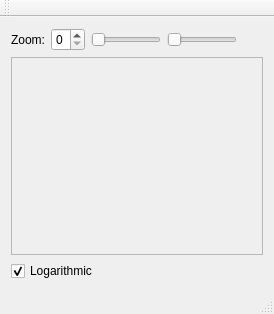
This is mainwindow.ui in elektrokokke/elektrocillin as Qt 5 draws it before an edit. The edited form follows.
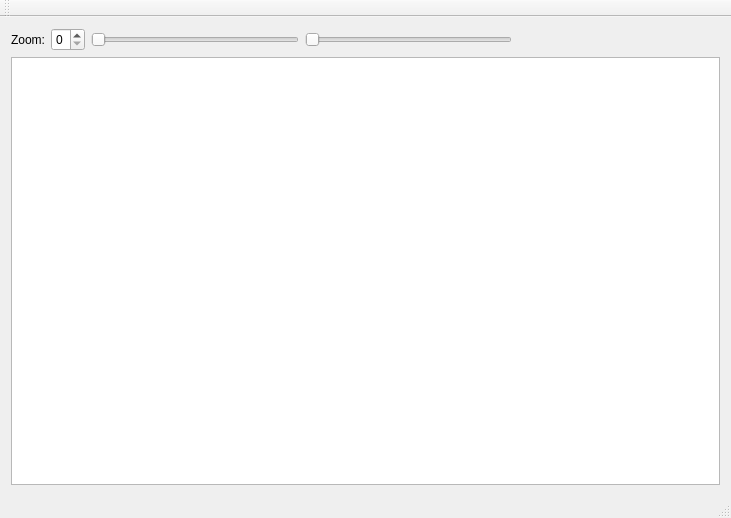
This is the edited form. Custom widgets are drawn as their Qt base class.

Commit message: General IIR filter, digital Moog IIR filter, graphical frequency response view

```diff
--- a/mainwindow.ui
+++ b/mainwindow.ui
@@ -6,8 +6,8 @@
    <rect>
     <x>0</x>
     <y>0</y>
-    <width>274</width>
-    <height>314</height>
+    <width>731</width>
+    <height>518</height>
    </rect>
   </property>
   <property name="sizePolicy">
@@ -41,14 +41,23 @@
        </widget>
       </item>
       <item>
-       <widget class="MidiPitchSlider" name="horizontalSlider">
+       <widget class="QSlider" name="horizontalSliderCutoff">
+        <property name="minimum">
+         <number>0</number>
+        </property>
+        <property name="maximum">
+         <number>100</number>
+        </property>
         <property name="orientation">
          <enum>Qt::Horizontal</enum>
         </property>
        </widget>
       </item>
       <item>
-       <widget class="MidiControllerSlider" name="horizontalSlider_2">
+       <widget class="QSlider" name="horizontalSliderResonance">
+        <property name="maximum">
+         <number>100</number>
+        </property>
         <property name="orientation">
          <enum>Qt::Horizontal</enum>
         </property>
@@ -70,35 +79,7 @@
      </layout>
     </item>
     <item>
-     <widget class="QSplitter" name="splitter">
-      <property name="orientation">
-       <enum>Qt::Vertical</enum>
-      </property>
-      <widget class="GraphView" name="audioView">
-       <property name="sizePolicy">
-        <sizepolicy hsizetype="Expanding" vsizetype="Expanding">
-         <horstretch>0</horstretch>
-         <verstretch>0</verstretch>
-        </sizepolicy>
-       </property>
-       <property name="frameShape">
-        <enum>QFrame::StyledPanel</enum>
-       </property>
-       <property name="frameShadow">
-        <enum>QFrame::Raised</enum>
-       </property>
-      </widget>
-     </widget>
-    </item>
-    <item>
-     <widget class="QCheckBox" name="checkBoxLogarithmic">
-      <property name="text">
-       <string>Logarithmic</string>
-      </property>
-      <property name="checked">
-       <bool>true</bool>
-      </property>
-     </widget>
+     <widget class="QGraphicsView" name="graphicsView"/>
     </item>
    </layout>
   </widget>
@@ -123,24 +104,6 @@
   </widget>
  </widget>
  <layoutdefault spacing="6" margin="11"/>
- <customwidgets>
-  <customwidget>
-   <class>GraphView</class>
-   <extends>QFrame</extends>
-   <header>graphview.h</header>
-   <container>1</container>
-  </customwidget>
-  <customwidget>
-   <class>MidiPitchSlider</class>
-   <extends>QSlider</extends>
-   <header>midipitchslider.h</header>
-  </customwidget>
-  <customwidget>
-   <class>MidiControllerSlider</class>
-   <extends>QSlider</extends>
-   <header>midicontrollerslider.h</header>
-  </customwidget>
- </customwidgets>
  <resources/>
  <connections/>
 </ui>
```
Left out of the diff: 2 changed lines with no effect on the pictures. The commit also changes 15 other files.
